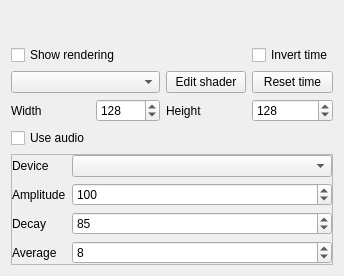
First picture: the form in Effects/Shaders/Shaders.ui, repository DLdota/OpenRGBEffectsPlugin, before the edit.
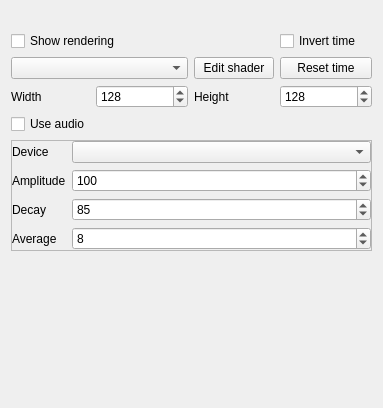
Second picture: the form after the edit.

```diff
--- a/Effects/Shaders/Shaders.ui
+++ b/Effects/Shaders/Shaders.ui
@@ -6,8 +6,8 @@
    <rect>
     <x>0</x>
     <y>0</y>
-    <width>344</width>
-    <height>276</height>
+    <width>383</width>
+    <height>408</height>
    </rect>
   </property>
   <property name="sizePolicy">
@@ -19,28 +19,14 @@
   <property name="windowTitle">
    <string>Form</string>
   </property>
-  <layout class="QGridLayout" name="gridLayout" rowstretch="0,0,0,0,0,0,0,0" columnstretch="0,1,0,1">
+  <layout class="QGridLayout" name="gridLayout" rowstretch="0,0,0,0,0,0,0,0,0" columnstretch="0,1,0,1">
    <property name="sizeConstraint">
     <enum>QLayout::SetDefaultConstraint</enum>
    </property>
-   <item row="2" column="3">
-    <widget class="QCheckBox" name="invert_time">
+   <item row="2" column="0" colspan="3">
+    <widget class="QCheckBox" name="show_rendering">
      <property name="text">
-      <string>Invert time</string>
-     </property>
-    </widget>
-   </item>
-   <item row="5" column="2">
-    <widget class="QLabel" name="label_2">
-     <property name="text">
-      <string>Height</string>
-     </property>
-    </widget>
-   </item>
-   <item row="3" column="3">
-    <widget class="QPushButton" name="time_reset">
-     <property name="text">
-      <string>Reset time</string>
+      <string>Show rendering</string>
      </property>
     </widget>
    </item>
@@ -51,9 +37,6 @@
      </property>
     </widget>
    </item>
-   <item row="3" column="0" colspan="2">
-    <widget class="QComboBox" name="shaders"/>
-   </item>
    <item row="5" column="3">
     <widget class="QSpinBox" name="height">
      <property name="minimum">
@@ -67,18 +50,8 @@
      </property>
     </widget>
    </item>
-   <item row="5" column="1">
-    <widget class="QSpinBox" name="width">
-     <property name="minimum">
-      <number>1</number>
-     </property>
-     <property name="maximum">
-      <number>512</number>
-     </property>
-     <property name="value">
-      <number>128</number>
-     </property>
-    </widget>
+   <item row="3" column="0" colspan="2">
+    <widget class="QComboBox" name="shaders"/>
    </item>
    <item row="0" column="0" colspan="4">
     <widget class="QLabel" name="preview">
@@ -87,6 +60,13 @@
      </property>
     </widget>
    </item>
+   <item row="3" column="2">
+    <widget class="QPushButton" name="edit">
+     <property name="text">
+      <string>Edit shader</string>
+     </property>
+    </widget>
+   </item>
    <item row="7" column="0" colspan="4">
     <widget class="QFrame" name="audio_frame">
      <property name="sizePolicy">
@@ -193,6 +173,13 @@
      </layout>
     </widget>
    </item>
+   <item row="2" column="3">
+    <widget class="QCheckBox" name="invert_time">
+     <property name="text">
+      <string>Invert time</string>
+     </property>
+    </widget>
+   </item>
    <item row="6" column="0">
     <widget class="QCheckBox" name="use_audio">
      <property name="text">
@@ -200,20 +187,46 @@
      </property>
     </widget>
    </item>
-   <item row="3" column="2">
-    <widget class="QPushButton" name="edit">
+   <item row="3" column="3">
+    <widget class="QPushButton" name="time_reset">
      <property name="text">
-      <string>Edit shader</string>
+      <string>Reset time</string>
      </property>
     </widget>
    </item>
-   <item row="2" column="0" colspan="3">
-    <widget class="QCheckBox" name="show_rendering">
+   <item row="5" column="2">
+    <widget class="QLabel" name="label_2">
      <property name="text">
-      <string>Show rendering</string>
+      <string>Height</string>
      </property>
     </widget>
    </item>
+   <item row="5" column="1">
+    <widget class="QSpinBox" name="width">
+     <property name="minimum">
+      <number>1</number>
+     </property>
+     <property name="maximum">
+      <number>512</number>
+     </property>
+     <property name="value">
+      <number>128</number>
+     </property>
+    </widget>
+   </item>
+   <item row="8" column="0" colspan="4">
+    <spacer name="verticalSpacer">
+     <property name="orientation">
+      <enum>Qt::Vertical</enum>
+     </property>
+     <property name="sizeHint" stdset="0">
+      <size>
+       <width>20</width>
+       <height>40</height>
+      </size>
+     </property>
+    </spacer>
+   </item>
   </layout>
  </widget>
  <resources/>
```
